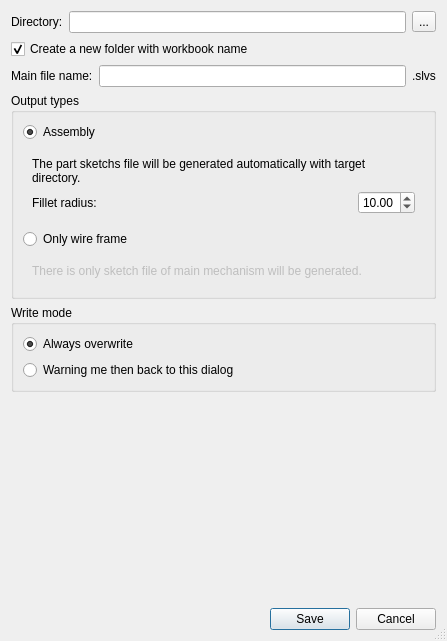
Old version of the form core/io/output_option.ui in the repository KmolYuan/Pyslvs-UI.
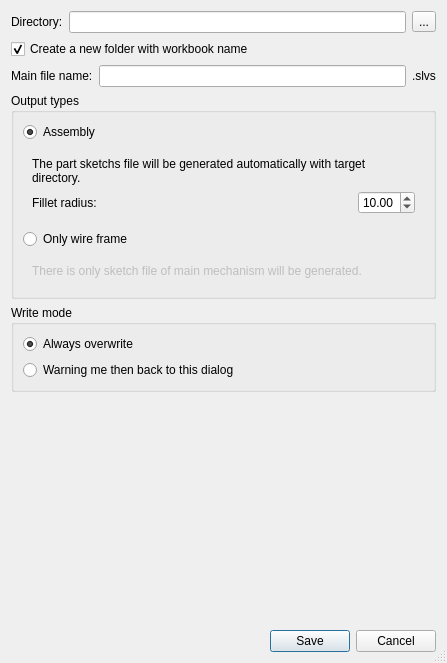
New version of the form. Icons and pictures are not drawn.

```diff
--- a/core/io/output_option.ui
+++ b/core/io/output_option.ui
@@ -7,7 +7,7 @@
     <x>0</x>
     <y>0</y>
     <width>447</width>
-    <height>641</height>
+    <height>663</height>
    </rect>
   </property>
   <property name="windowIcon">
```
Left out of the diff: 8 changed lines with no effect on the pictures.
